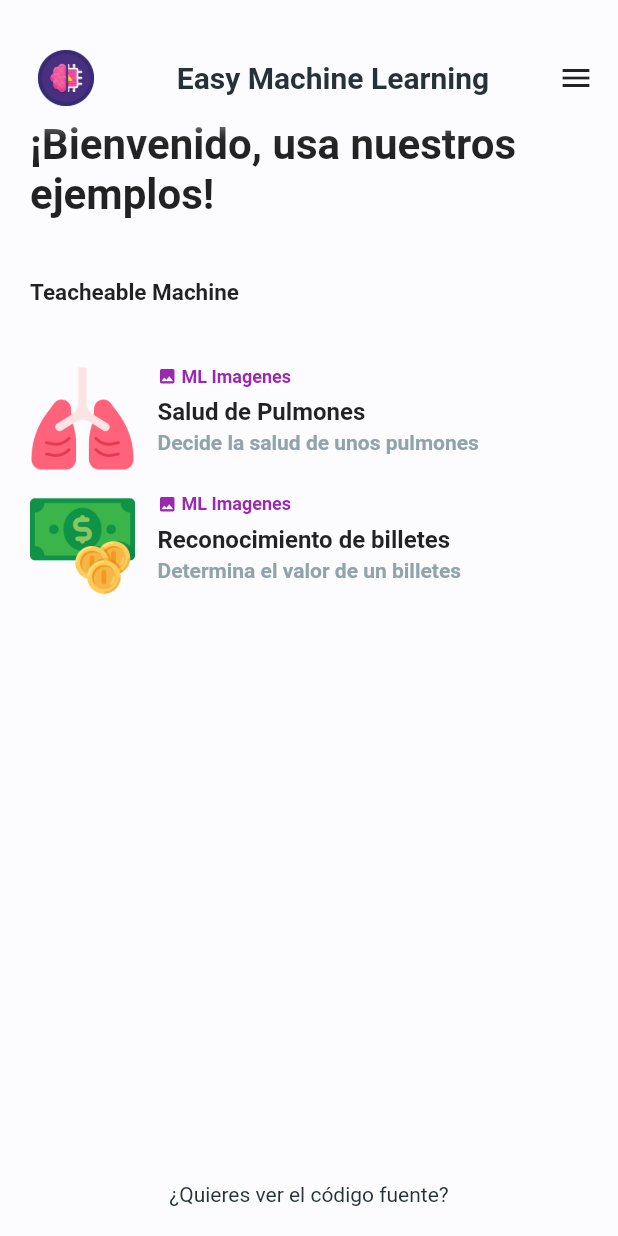
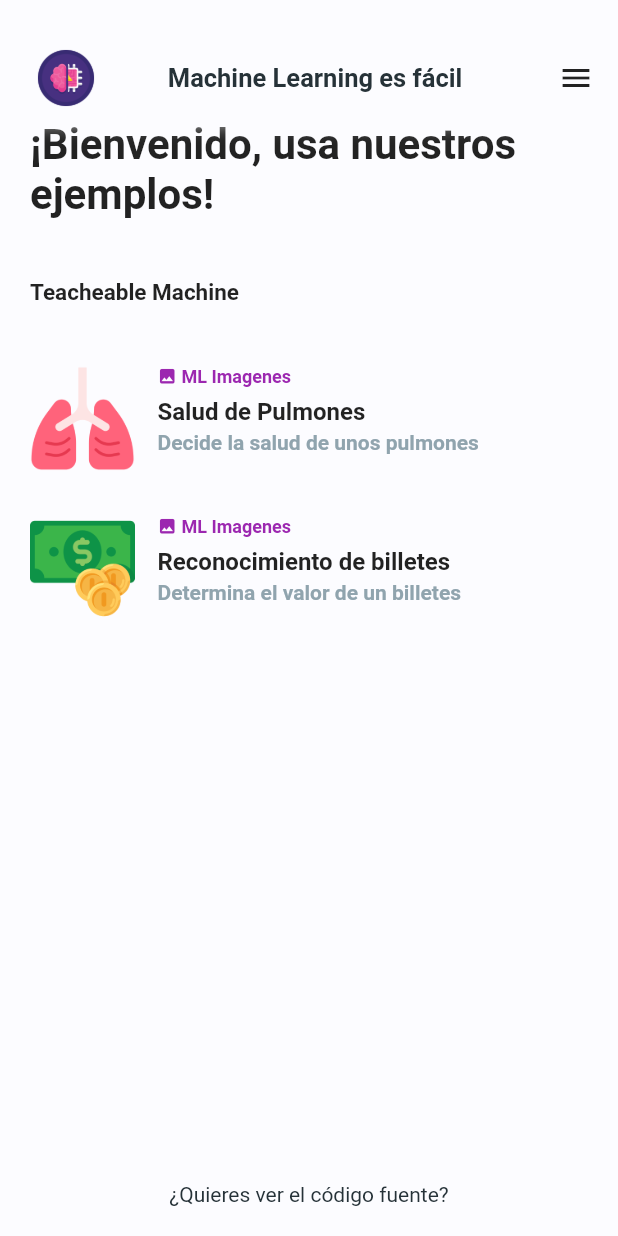
Before and after one commit to rcjuancarlosuwu/machine_learning_flutter, a Flutter app: the screen it shows after launch, on a phone screen of 412 x 824 dp. Run offline on Flutter 3.47's test engine with Material 2 defaults, Android fonts, the light colour scheme and no system bars; our stand-ins replace image_picker; missing offline and left inert: gestures, soundpool, tflite.

Commit message:
better user interface

```diff
--- a/lib/widgets/custom_appbar.dart
+++ b/lib/widgets/custom_appbar.dart
@@ -42,13 +42,13 @@ class CustomAppBarState extends State<CustomAppBar> {
               children: <Widget>[
                 Padding(
                   child: Image.asset('assets/images/applogo.png'),
-                  padding: EdgeInsets.fromLTRB(24, 8, 24, 8),
+                  padding: EdgeInsets.fromLTRB(24, 8, 0, 8),
                 ),
                 Padding(
-                  child: Text("Easy Machine Learning",
+                  child: Text("Machine Learning es fácil",
                       style: TextStyle(
                           fontWeight: FontWeight.bold,
-                          fontSize: 20,
+                          fontSize: 17,
                           color: Theme.of(context).indicatorColor)),
                   padding: EdgeInsets.fromLTRB(24, 8, 24, 8),
                 ),
--- a/lib/widgets/vertical_place_item.dart
+++ b/lib/widgets/vertical_place_item.dart
@@ -8,7 +8,7 @@ class VerticalPlaceItem extends StatelessWidget {
   @override
   Widget build(BuildContext context) {
     return Padding(
-      padding: const EdgeInsets.only(bottom: 15.0),
+      padding: const EdgeInsets.only(bottom: 30.0),
       child: InkWell(
         child: Container(
           height: 70.0,
```
Also changed, not shown: lib/widgets/custom_bottombar.dart (+29 -1 lines), 2 other files.
